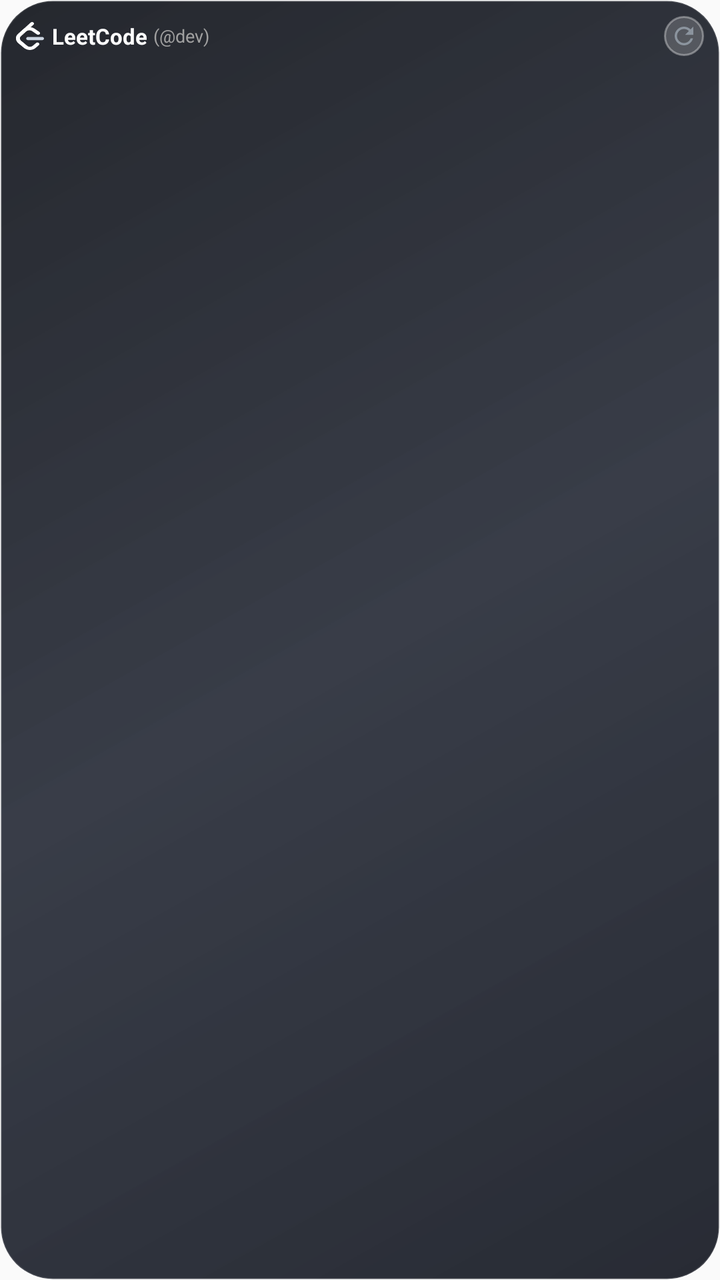
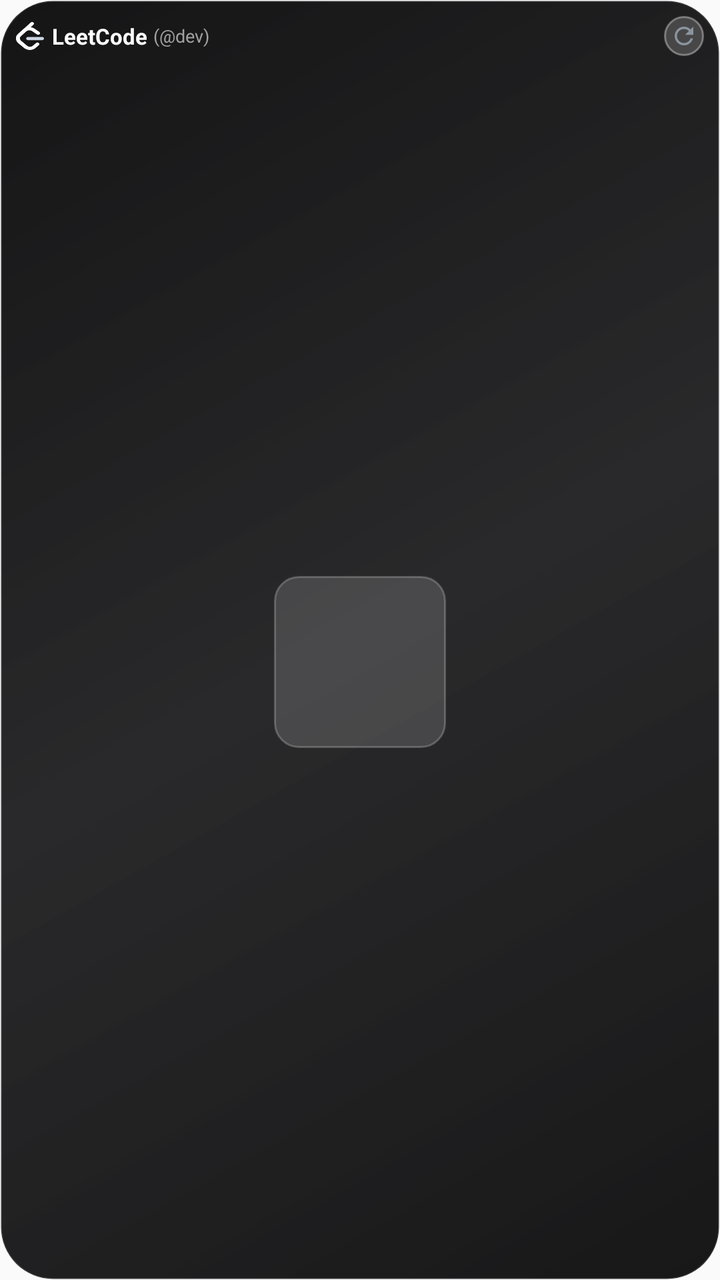

The first picture is an Android layout as it rendered before a commit; the second is the same layout after the commit. The layout source and the unified diff follow.
<!-- AndroidManifest.xml: application theme Theme.DevWidgets -->
<!-- res/layout/widget_leetcode_circle.xml -->
<?xml version="1.0" encoding="utf-8"?>
<FrameLayout xmlns:android="http://schemas.android.com/apk/res/android"
    android:layout_width="match_parent"
    android:layout_height="match_parent">

    <ImageView
        android:id="@+id/iv_widget_wallpaper_bg"
        android:layout_width="match_parent"
        android:layout_height="match_parent"
        android:scaleType="centerCrop"
        android:visibility="gone" />

    <ImageView
        android:id="@+id/v_widget_wallpaper_scrim"
        android:layout_width="match_parent"
        android:layout_height="match_parent"
        android:background="#80000000"
        android:visibility="gone" />

    <LinearLayout
        android:id="@+id/widget_root"
        android:layout_width="match_parent"
        android:layout_height="match_parent"
        android:orientation="vertical"
        android:background="@drawable/widget_glass_chassis"
        android:padding="8dp">

        
        <RelativeLayout
            android:id="@+id/header_bar"
            android:layout_width="match_parent"
            android:layout_height="wrap_content"
            android:layout_marginBottom="2dp">

            <LinearLayout
                android:id="@+id/header_right_wrap"
                android:layout_width="wrap_content"
                android:layout_height="wrap_content"
                android:orientation="horizontal"
                android:gravity="center_vertical"
                android:layout_alignParentEnd="true"
                android:layout_centerVertical="true"
                android:layout_marginStart="8dp">

                <ImageView
                    android:id="@+id/btn_refresh"
                    android:layout_width="20dp"
                    android:layout_height="20dp"
                    android:background="@drawable/widget_icon_button_glass"
                    android:padding="3dp"
                    android:src="@drawable/ic_refresh"
                    android:contentDescription="Refresh" />
            </LinearLayout>

            <LinearLayout
                android:id="@+id/section_header_brand"
                android:layout_width="wrap_content"
                android:layout_height="wrap_content"
                android:orientation="horizontal"
                android:gravity="center_vertical"
                android:layout_alignParentStart="true"
                android:layout_toStartOf="@id/header_right_wrap"
                android:layout_centerVertical="true">

                <ImageView
                    android:id="@+id/iv_lc_brand_logo"
                    android:layout_width="14dp"
                    android:layout_height="14dp"
                    android:src="@drawable/ic_leetcode_logo"
                    android:layout_marginEnd="4dp"
                    android:contentDescription="LeetCode Logo" />

                <TextView
                    android:id="@+id/tv_lc_title"
                    android:layout_width="wrap_content"
                    android:layout_height="wrap_content"
                    android:text="LeetCode"
                    android:textColor="#FFFFFF"
                    android:textSize="11sp"
                    android:textStyle="bold"
                    android:singleLine="true" />

                <TextView
                    android:id="@+id/tv_lc_user_tag"
                    android:layout_width="wrap_content"
                    android:layout_height="wrap_content"
                    android:layout_marginStart="3dp"
                    android:text="(@dev)"
                    android:textColor="#A0A0A0"
                    android:textSize="9sp"
                    android:singleLine="true"
                    android:ellipsize="end" />
            </LinearLayout>
        </RelativeLayout>

        
        <FrameLayout
            android:id="@+id/section_circle_container"
            android:layout_width="match_parent"
            android:layout_height="0dp"
            android:layout_weight="1">

            
            <FrameLayout
                android:id="@+id/section_leetcode"
                android:layout_width="wrap_content"
                android:layout_height="wrap_content"
                android:layout_gravity="center"
                android:background="@android:color/transparent">

                <ImageView
                    android:id="@+id/iv_leetcode_circle"
                    android:layout_width="114dp"
                    android:layout_height="114dp"
                    android:scaleType="fitCenter"
                    android:contentDescription="LeetCode Gauge" />
            </FrameLayout>
        </FrameLayout>
    </LinearLayout>
</FrameLayout>
<!-- resources referenced by this layout -->
<resources>
  <!-- drawable ic_leetcode_logo (drawable) -->
  <vector xmlns:android="http://schemas.android.com/apk/res/android"
      android:width="20dp"
      android:height="20dp"
      android:viewportWidth="94"
      android:viewportHeight="111">
      
      
      <path
          android:fillColor="#FFFFFF"
          android:pathData="M49.4124,2.0234 C51.8179,-0.5523 55.8523,-0.6869 58.4235,1.7228 C60.9946,4.1324 61.129,8.1739 58.7235,10.7495 L15.9282,56.5729 C11.2774,61.552 11.7867,69.5738 17.1459,74.8292 L36.9094,94.2091 C39.4256,96.6764 39.4686,100.7198 37.0056,103.2403 C34.5426,105.7609 30.5063,105.804 27.9901,103.3367 L8.2265,83.9567 C-1.9247,74.0021 -2.936,58.0741 6.6175,47.8463 L49.4124,2.0234 Z" />
      
      <path
          android:fillColor="#CBD5E1"
          android:pathData="M40.607,72.0014 C37.086,72.0014 34.2317,69.1421 34.2317,65.615 C34.2317,62.0879 37.086,59.2286 40.607,59.2286 L87.6247,59.2286 C91.1457,59.2286 94,62.0879 94,65.615 C94,69.1421 91.1457,72.0014 87.6247,72.0014 L40.607,72.0014 Z" />
      
      <path
          android:fillColor="#FFFFFF"
          android:pathData="M67.5068,83.0664 C70.0005,80.5764 74.0371,80.5829 76.5228,83.0809 C79.0085,85.579 79.002,89.6226 76.5083,92.1127 L65.4351,103.1696 C55.2192,113.3707 38.5605,113.5187 28.1723,103.5132 C28.1122,103.4557 23.4866,98.9201 8.227,83.957 C-1.9248,74.0029 -2.9361,58.0749 6.617,47.8464 L24.4287,28.7745 C33.91,18.6219 51.3874,17.5122 62.228,26.2789 L78.4053,39.362 C81.1449,41.5776 81.5728,45.5985 79.3611,48.3429 C77.1493,51.0873 73.1355,51.5159 70.3959,49.3003 L54.2187,36.2173 C48.5493,31.6325 38.6319,32.2622 33.7399,37.5006 L15.9279,56.5727 C11.2772,61.5522 11.7866,69.574 17.1461,74.8292 C28.3515,85.8169 36.9874,94.2846 36.9974,94.2942 C42.3982,99.496 51.1309,99.4184 56.4336,94.1234 L67.5068,83.0664 Z" />
  </vector>
  <!-- drawable ic_refresh (drawable) -->
  <vector xmlns:android="http://schemas.android.com/apk/res/android"
      android:width="20dp"
      android:height="20dp"
      android:viewportWidth="24"
      android:viewportHeight="24">
    <path
        android:fillColor="#8B949E"
        android:pathData="M17.65,6.35C16.2,4.9 14.21,4 12,4c-4.42,0 -7.99,3.58 -7.99,8s3.57,8 7.99,8c3.73,0 6.84,-2.55 7.73,-6h-2.08c-0.82,2.33 -3.04,4 -5.65,4 -3.31,0 -6,-2.69 -6,-6s2.69,-6 6,-6c1.66,0 3.14,0.69 4.22,1.78L13,11h7V4l-2.35,2.35z"/>
  </vector>
  <!-- drawable widget_glass_chassis (drawable) -->
  <?xml version="1.0" encoding="utf-8"?>
  <shape xmlns:android="http://schemas.android.com/apk/res/android"
      android:shape="rectangle">
      
      <gradient
          android:angle="135"
          android:startColor="#E610141E"
          android:centerColor="#D9161B28"
          android:endColor="#E60D1017" />
      <corners android:radius="26dp" />
      <stroke
          android:width="1dp"
          android:color="#20FFFFFF" />
  </shape>
  <!-- drawable widget_icon_button_glass (drawable) -->
  <?xml version="1.0" encoding="utf-8"?>
  <shape xmlns:android="http://schemas.android.com/apk/res/android"
      android:shape="oval">
      
      <solid android:color="#2EFFFFFF" />
      <stroke
          android:width="1dp"
          android:color="#59FFFFFF" />
  </shape>
  <style name="Theme.DevWidgets" parent="android:Theme.Material.Light.NoActionBar" />
</resources>

<!-- the commit's change to res/layout/widget_leetcode_circle.xml (unified diff, before → after) -->
@@ -103,15 +103,16 @@
             
             <FrameLayout
                 android:id="@+id/section_leetcode"
-                android:layout_width="wrap_content"
-                android:layout_height="wrap_content"
+                android:layout_width="86dp"
+                android:layout_height="86dp"
                 android:layout_gravity="center"
-                android:background="@android:color/transparent">
+                android:background="@drawable/widget_glass_circle">
 
                 <ImageView
                     android:id="@+id/iv_leetcode_circle"
-                    android:layout_width="114dp"
-                    android:layout_height="114dp"
+                    android:layout_width="76dp"
+                    android:layout_height="76dp"
+                    android:layout_gravity="center"
                     android:scaleType="fitCenter"
                     android:contentDescription="LeetCode Gauge" />
             </FrameLayout>
<!-- resource entries referenced after the edit -->
@@ -37,13 +37,24 @@
       
       <gradient
           android:angle="135"
-          android:startColor="#E610141E"
-          android:centerColor="#D9161B28"
-          android:endColor="#E60D1017" />
+          android:startColor="#F20B0B0C"
+          android:centerColor="#E6121214"
+          android:endColor="#F2080809" />
       <corners android:radius="26dp" />
       <stroke
           android:width="1dp"
-          android:color="#20FFFFFF" />
+          android:color="#24FFFFFF" />
+  </shape>
+  <!-- drawable widget_glass_circle (drawable) -->
+  <?xml version="1.0" encoding="utf-8"?>
+  <shape xmlns:android="http://schemas.android.com/apk/res/android"
+      android:shape="rectangle">
+      
+      <solid android:color="#26FFFFFF" />
+      <corners android:radius="12dp" />
+      <stroke
+          android:width="1dp"
+          android:color="#38FFFFFF" />
   </shape>
   <!-- drawable widget_icon_button_glass (drawable) -->
   <?xml version="1.0" encoding="utf-8"?>
